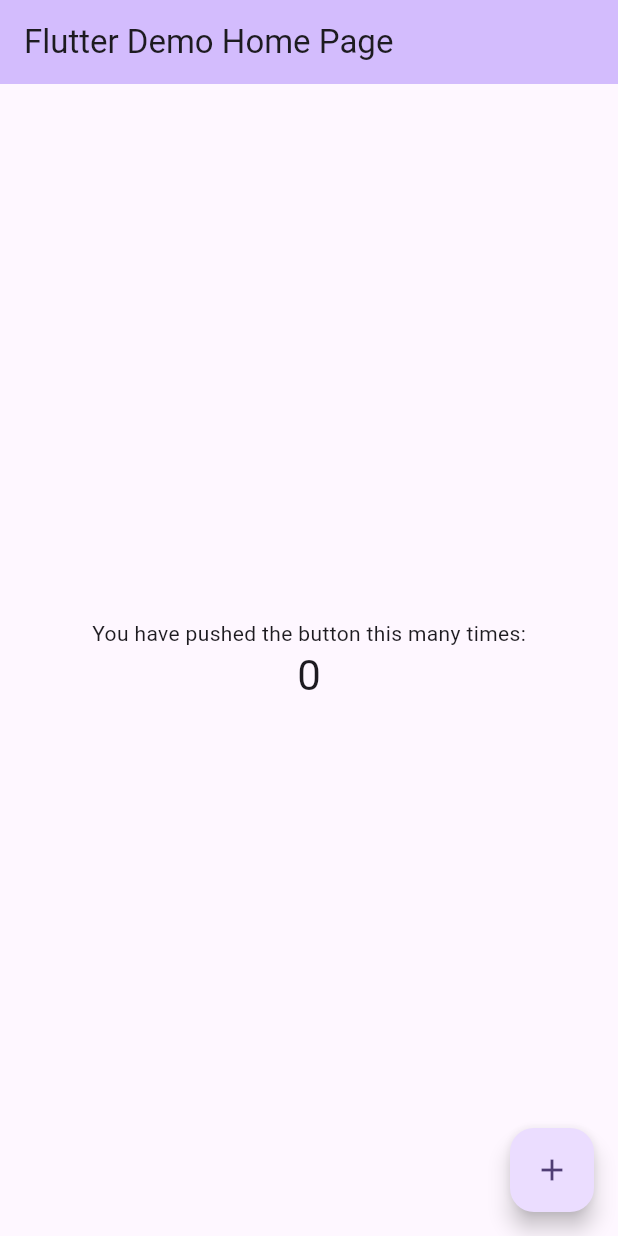
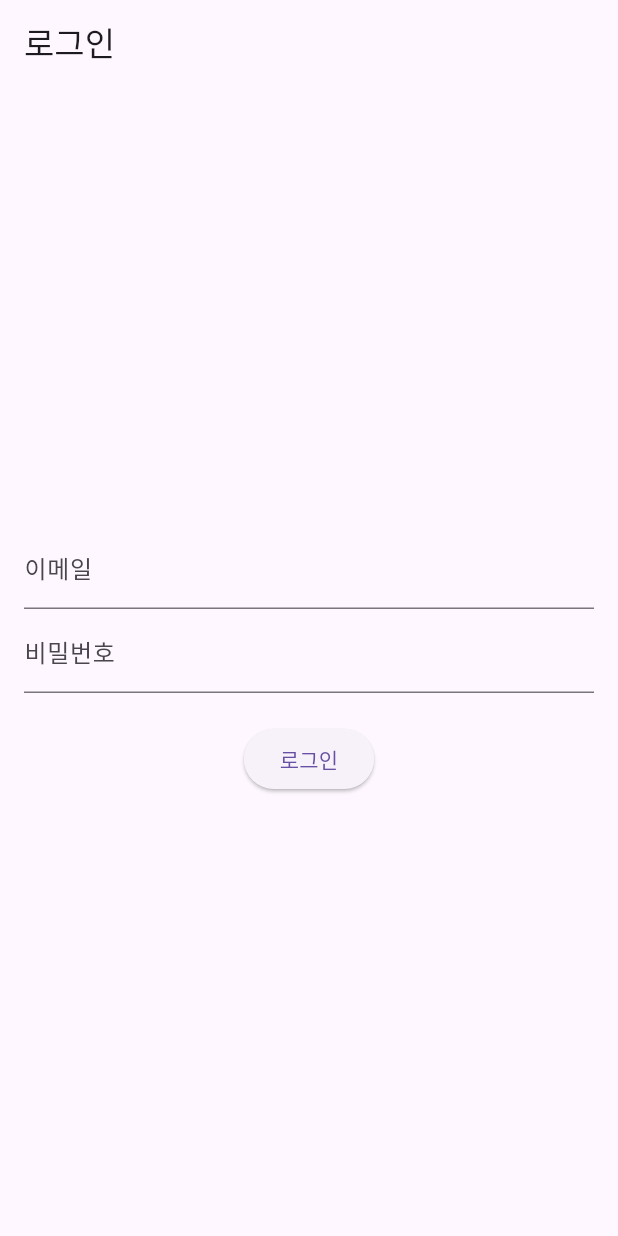
Before and after one commit to VICTOR-JEON-1998/firtst_work, a Flutter app: the screen it shows after launch, on a phone screen of 412 x 824 dp. Run offline on Flutter 3.47's test engine with Material 3 defaults, Android fonts, the phone set to English and light mode, and no system bars.

Commit message:
프로젝트 구조 생성

```diff
--- a/lib/main.dart
+++ b/lib/main.dart
@@ -1,4 +1,7 @@
-import 'package:flutter/material.dart';
+// lib/main.dart
+import 'package:flutter/material.dart';  // Flutter Material 패키지
+import 'package:firstproject/screens/login_screen.dart';  // 로그인 화면
+import 'package:firstproject/screens/home_screen.dart';   // 메인 화면
 
 void main() {
   runApp(const MyApp());
@@ -7,119 +10,15 @@ void main() {
 class MyApp extends StatelessWidget {
   const MyApp({super.key});
 
-  // This widget is the root of your application.
   @override
   Widget build(BuildContext context) {
     return MaterialApp(
-      title: 'Flutter Demo',
+      title: '게시판 애플리케이션',
       theme: ThemeData(
-        // This is the theme of your application.
-        //
-        // TRY THIS: Try running your application with "flutter run". You'll see
-        // the application has a purple toolbar. Then, without quitting the app,
-        // try changing the seedColor in the colorScheme below to Colors.green
-        // and then invoke "hot reload" (save your changes or press the "hot
-        // reload" button in a Flutter-supported IDE, or press "r" if you used
-        // the command line to start the app).
-        //
-        // Notice that the counter didn't reset back to zero; the application
-        // state is not lost during the reload. To reset the state, use hot
-        // restart instead.
-        //
-        // This works for code too, not just values: Most code changes can be
-        // tested with just a hot reload.
-        colorScheme: ColorScheme.fromSeed(seedColor: Colors.deepPurple),
-        useMaterial3: true,
+        primarySwatch: Colors.blue,
+        visualDensity: VisualDensity.adaptivePlatformDensity,
       ),
-      home: const MyHomePage(title: 'Flutter Demo Home Page'),
+      home: const LoginScreen(), // 앱 시작 시 로그인 화면을 표시
     );
   }
 }
-
-class MyHomePage extends StatefulWidget {
-  const MyHomePage({super.key, required this.title});
-
-  // This widget is the home page of your application. It is stateful, meaning
-  // that it has a State object (defined below) that contains fields that affect
-  // how it looks.
-
-  // This class is the configuration for the state. It holds the values (in this
-  // case the title) provided by the parent (in this case the App widget) and
-  // used by the build method of the State. Fields in a Widget subclass are
-  // always marked "final".
-
-  final String title;
-
-  @override
-  State<MyHomePage> createState() => _MyHomePageState();
-}
-
-class _MyHomePageState extends State<MyHomePage> {
-  int _counter = 0;
-
-  void _incrementCounter() {
-    setState(() {
-      // This call to setState tells the Flutter framework that something has
-      // changed in this State, which causes it to rerun the build method below
-      // so that the display can reflect the updated values. If we changed
-      // _counter without calling setState(), then the build method would not be
-      // called again, and so nothing would appear to happen.
-      _counter++;
-    });
-  }
-
-  @override
-  Widget build(BuildContext context) {
-    // This method is rerun every time setState is called, for instance as done
-    // by the _incrementCounter method above.
-    //
-    // The Flutter framework has been optimized to make rerunning build methods
-    // fast, so that you can just rebuild anything that needs updating rather
-    // than having to individually change instances of widgets.
-    return Scaffold(
-      appBar: AppBar(
-        // TRY THIS: Try changing the color here to a specific color (to
-        // Colors.amber, perhaps?) and trigger a hot reload to see the AppBar
-        // change color while the other colors stay the same.
-        backgroundColor: Theme.of(context).colorScheme.inversePrimary,
-        // Here we take the value from the MyHomePage object that was created by
-        // the App.build method, and use it to set our appbar title.
-        title: Text(widget.title),
-      ),
-      body: Center(
-        // Center is a layout widget. It takes a single child and positions it
-        // in the middle of the parent.
-        child: Column(
-          // Column is also a layout widget. It takes a list of children and
-          // arranges them vertically. By default, it sizes itself to fit its
-          // children horizontally, and tries to be as tall as its parent.
-          //
-          // Column has various properties to control how it sizes itself and
-          // how it positions its children. Here we use mainAxisAlignment to
-          // center the children vertically; the main axis here is the vertical
-          // axis because Columns are vertical (the cross axis would be
-          // horizontal).
-          //
-          // TRY THIS: Invoke "debug painting" (choose the "Toggle Debug Paint"
-          // action in the IDE, or press "p" in the console), to see the
-          // wireframe for each widget.
-          mainAxisAlignment: MainAxisAlignment.center,
-          children: <Widget>[
-            const Text(
-              'You have pushed the button this many times:',
-            ),
-            Text(
-              '$_counter',
-              style: Theme.of(context).textTheme.headlineMedium,
-            ),
-          ],
-        ),
-      ),
-      floatingActionButton: FloatingActionButton(
-        onPressed: _incrementCounter,
-        tooltip: 'Increment',
-        child: const Icon(Icons.add),
-      ), // This trailing comma makes auto-formatting nicer for build methods.
-    );
-  }
-}
--- /dev/null
+++ b/lib/screens/login_screen.dart
@@ -0,0 +1,58 @@
+// lib/screens/login_screen.dart
+import 'package:flutter/material.dart';  // Flutter Material 패키지
+import 'package:firstproject/screens/home_screen.dart';   // 메인 화면
+
+class LoginScreen extends StatefulWidget {
+  const LoginScreen({super.key});
+
+  @override
+  State<LoginScreen> createState() => _LoginScreenState();
+}
+
+class _LoginScreenState extends State<LoginScreen> {
+  final TextEditingController _emailController = TextEditingController();
+  final TextEditingController _passwordController = TextEditingController();
+
+  void _login() {
+    // 여기서 이메일과 비밀번호 확인 후 로그인 로직을 추가
+    // 로그인 성공 시 HomeScreen으로 이동
+    if (_emailController.text.isNotEmpty && _passwordController.text.isNotEmpty) {
+      Navigator.pushReplacement(
+        context,
+        MaterialPageRoute(builder: (context) => const HomeScreen()),
+      );
+    } else {
+      // 이메일 또는 비밀번호 입력이 비어있을 경우 처리
+      ScaffoldMessenger.of(context).showSnackBar(const SnackBar(content: Text('이메일과 비밀번호를 입력하세요.')));
+    }
+  }
+
+  @override
+  Widget build(BuildContext context) {
+    return Scaffold(
+      appBar: AppBar(title: const Text('로그인')),
+      body: Padding(
+        padding: const EdgeInsets.all(16.0),
+        child: Column(
+          mainAxisAlignment: MainAxisAlignment.center,
+          children: [
+            TextField(
+              controller: _emailController,
+              decoration: const InputDecoration(labelText: '이메일'),
+            ),
+            TextField(
+              controller: _passwordController,
+              decoration: const InputDecoration(labelText: '비밀번호'),
+              obscureText: true,
+            ),
+            const SizedBox(height: 20),
+            ElevatedButton(
+              onPressed: _login,
+              child: const Text('로그인'),
+            ),
+          ],
+        ),
+      ),
+    );
+  }
+}
```
Also changed, not shown: lib/models/post_model.dart (added, +10 -0 lines), lib/screens/board_screen.dart (added, +61 -0 lines), lib/screens/home_screen.dart (added, +37 -0 lines), lib/screens/post_detail_screen.dart (added, +56 -0 lines), lib/widgets/custom_button.dart (added, +17 -0 lines).
